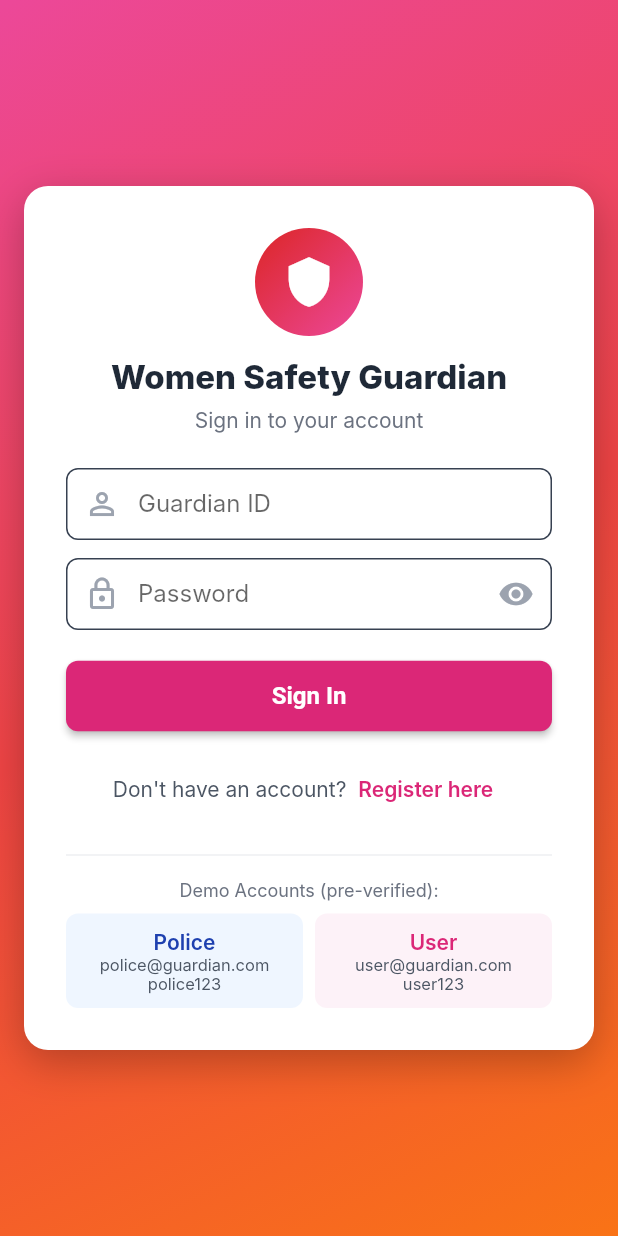
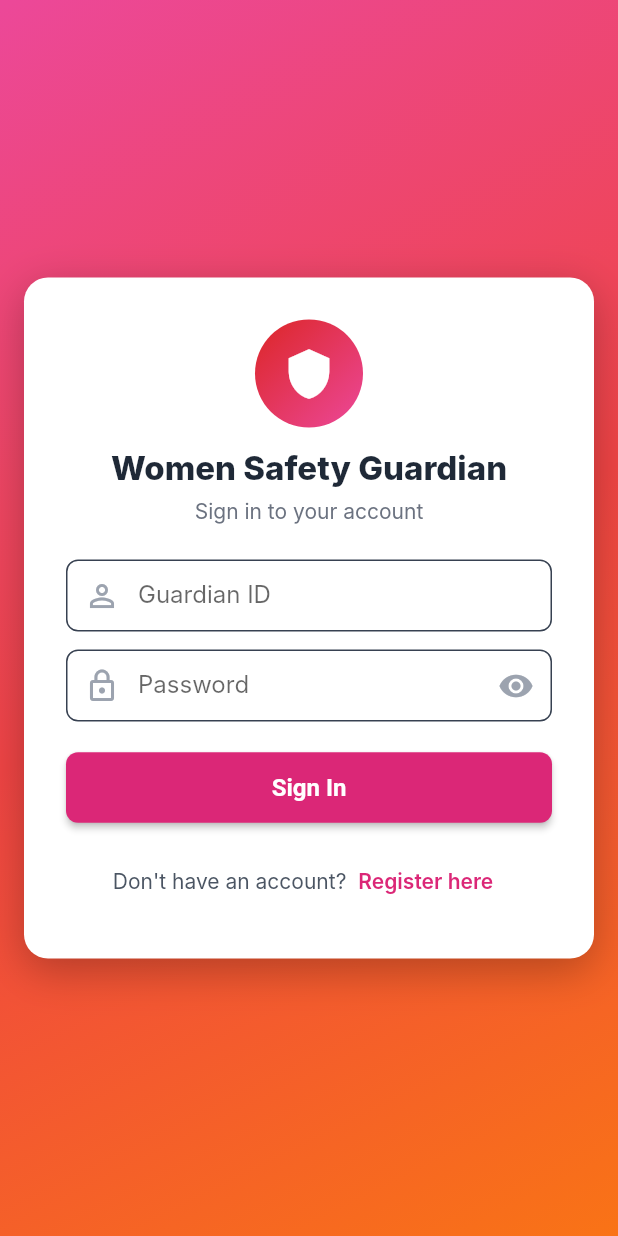
Before and after one commit to bragee7/brageez, a Flutter app: the screen it shows after launch, on a phone screen of 412 x 824 dp. Run offline on Flutter 3.47's test engine with Material 3 defaults, Android fonts, the phone set to English and light mode, and no system bars; our stand-ins replace audioplayers, camera, dio, flutter_local_notifications, flutter_secure_storage, geolocator and 7 more; missing offline and left inert: flutter_background_service, vosk_flutter_service; accounts and stored records are empty; Roboto replaces fonts that are missing (Inter).

Commit message:
Improve SOS/OTP reliability: release signing config, network timeout+retry, OTP keyboard focus fix, remove demo accounts, clearer registration errors

```diff
--- a/mobile/lib/screens/login_screen.dart
+++ b/mobile/lib/screens/login_screen.dart
@@ -233,52 +233,6 @@ class _LoginScreenState extends State<LoginScreen> {
                     ),
                   ],
                 ),
-                const SizedBox(height: 12),
-                const Divider(color: AppColors.gray200),
-                const SizedBox(height: 8),
-                const Text(
-                  'Demo Accounts (pre-verified):',
-                  textAlign: TextAlign.center,
-                  style: TextStyle(color: AppColors.gray500, fontSize: 12),
-                ),
-                const SizedBox(height: 8),
-                Row(
-                  children: [
-                    Expanded(
-                      child: Container(
-                        padding: const EdgeInsets.all(10),
-                        decoration: BoxDecoration(
-                          color: AppColors.blue50,
-                          borderRadius: BorderRadius.circular(8),
-                        ),
-                        child: const Column(
-                          children: [
-                            Text('Police', style: TextStyle(color: AppColors.policeBlue, fontWeight: FontWeight.w600)),
-                            Text('police@guardian.com', style: TextStyle(color: AppColors.gray600, fontSize: 11)),
-                            Text('police123', style: TextStyle(color: AppColors.gray600, fontSize: 11)),
-                          ],
-                        ),
-                      ),
-                    ),
-                    const SizedBox(width: 8),
-                    Expanded(
-                      child: Container(
-                        padding: const EdgeInsets.all(10),
-                        decoration: BoxDecoration(
-                          color: AppColors.pink50,
-                          borderRadius: BorderRadius.circular(8),
-                        ),
-                        child: const Column(
-                          children: [
-                            Text('User', style: TextStyle(color: AppColors.pink600, fontWeight: FontWeight.w600)),
-                            Text('user@guardian.com', style: TextStyle(color: AppColors.gray600, fontSize: 11)),
-                            Text('user123', style: TextStyle(color: AppColors.gray600, fontSize: 11)),
-                          ],
-                        ),
-                      ),
-                    ),
-                  ],
-                ),
               ],
             ),
           ),
--- a/mobile/lib/screens/register_screen.dart
+++ b/mobile/lib/screens/register_screen.dart
@@ -74,7 +74,11 @@ class _RegisterScreenState extends State<RegisterScreen> {
     } on DioException catch (e) {
       final data = e.response?.data;
       setState(() {
-        _error = data is Map ? data['error']?.toString() ?? 'Registration failed' : 'Registration failed. Please try again.';
+        _error = data is Map
+            ? data['error']?.toString() ?? 'Registration failed'
+            : (e.response == null
+                ? 'Cannot reach the server. Check your connection and try again.'
+                : 'Registration failed. Please try again.');
         _loading = false;
       });
     } catch (e) {
```
Also changed, not shown: mobile/lib/core/api_client.dart (+24 -1 lines), mobile/lib/screens/otp_screen.dart (+30 -2 lines), 1 other file.
